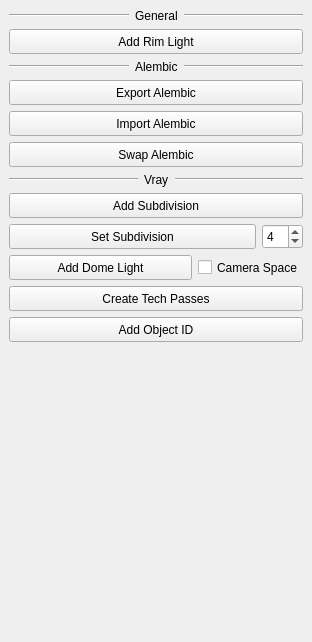
First picture: the form in Tapp/Maya/lighting/resources/lighting_gui.ui, repository bumpybox/Tapp, before the edit.
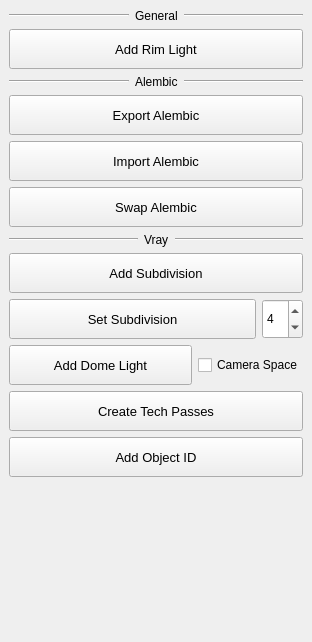
Second picture: the form after the edit.

Commit message: tweak UIs and added Scatter

```diff
--- a/Tapp/Maya/lighting/resources/lighting_gui.ui
+++ b/Tapp/Maya/lighting/resources/lighting_gui.ui
@@ -66,9 +66,16 @@
       <property name="minimumSize">
        <size>
         <width>0</width>
-        <height>25</height>
+        <height>40</height>
        </size>
       </property>
+      <property name="font">
+       <font>
+        <pointsize>10</pointsize>
+        <weight>50</weight>
+        <bold>false</bold>
+       </font>
+      </property>
       <property name="text">
        <string>Add Rim Light</string>
       </property>
@@ -125,9 +132,16 @@
       <property name="minimumSize">
        <size>
         <width>0</width>
-        <height>25</height>
+        <height>40</height>
        </size>
       </property>
+      <property name="font">
+       <font>
+        <pointsize>10</pointsize>
+        <weight>50</weight>
+        <bold>false</bold>
+       </font>
+      </property>
       <property name="text">
        <string>Export Alembic</string>
       </property>
@@ -144,9 +158,16 @@
       <property name="minimumSize">
        <size>
         <width>0</width>
-        <height>25</height>
+        <height>40</height>
        </size>
       </property>
+      <property name="font">
+       <font>
+        <pointsize>10</pointsize>
+        <weight>50</weight>
+        <bold>false</bold>
+       </font>
+      </property>
       <property name="text">
        <string>Import Alembic</string>
       </property>
@@ -163,9 +184,16 @@
       <property name="minimumSize">
        <size>
         <width>0</width>
-        <height>25</height>
+        <height>40</height>
        </size>
       </property>
+      <property name="font">
+       <font>
+        <pointsize>10</pointsize>
+        <weight>50</weight>
+        <bold>false</bold>
+       </font>
+      </property>
       <property name="text">
        <string>Swap Alembic</string>
       </property>
@@ -222,9 +250,16 @@
       <property name="minimumSize">
        <size>
         <width>0</width>
-        <height>25</height>
+        <height>40</height>
        </size>
       </property>
+      <property name="font">
+       <font>
+        <pointsize>10</pointsize>
+        <weight>50</weight>
+        <bold>false</bold>
+       </font>
+      </property>
       <property name="text">
        <string>Add Subdivision</string>
       </property>
@@ -243,9 +278,16 @@
         <property name="minimumSize">
          <size>
           <width>0</width>
-          <height>25</height>
+          <height>40</height>
          </size>
         </property>
+        <property name="font">
+         <font>
+          <pointsize>10</pointsize>
+          <weight>50</weight>
+          <bold>false</bold>
+         </font>
+        </property>
         <property name="text">
          <string>Set Subdivision</string>
         </property>
@@ -279,9 +321,16 @@
         <property name="minimumSize">
          <size>
           <width>0</width>
-          <height>25</height>
+          <height>40</height>
          </size>
         </property>
+        <property name="font">
+         <font>
+          <pointsize>10</pointsize>
+          <weight>50</weight>
+          <bold>false</bold>
+         </font>
+        </property>
         <property name="text">
          <string>Add Dome Light</string>
         </property>
@@ -313,9 +362,16 @@
       <property name="minimumSize">
        <size>
         <width>0</width>
-        <height>25</height>
+        <height>40</height>
        </size>
       </property>
+      <property name="font">
+       <font>
+        <pointsize>10</pointsize>
+        <weight>50</weight>
+        <bold>false</bold>
+       </font>
+      </property>
       <property name="text">
        <string>Create Tech Passes</string>
       </property>
@@ -332,9 +388,16 @@
       <property name="minimumSize">
        <size>
         <width>0</width>
-        <height>25</height>
+        <height>40</height>
        </size>
       </property>
+      <property name="font">
+       <font>
+        <pointsize>10</pointsize>
+        <weight>50</weight>
+        <bold>false</bold>
+       </font>
+      </property>
       <property name="text">
        <string>Add Object ID</string>
       </property>
```
The commit also changes 7 other files.
